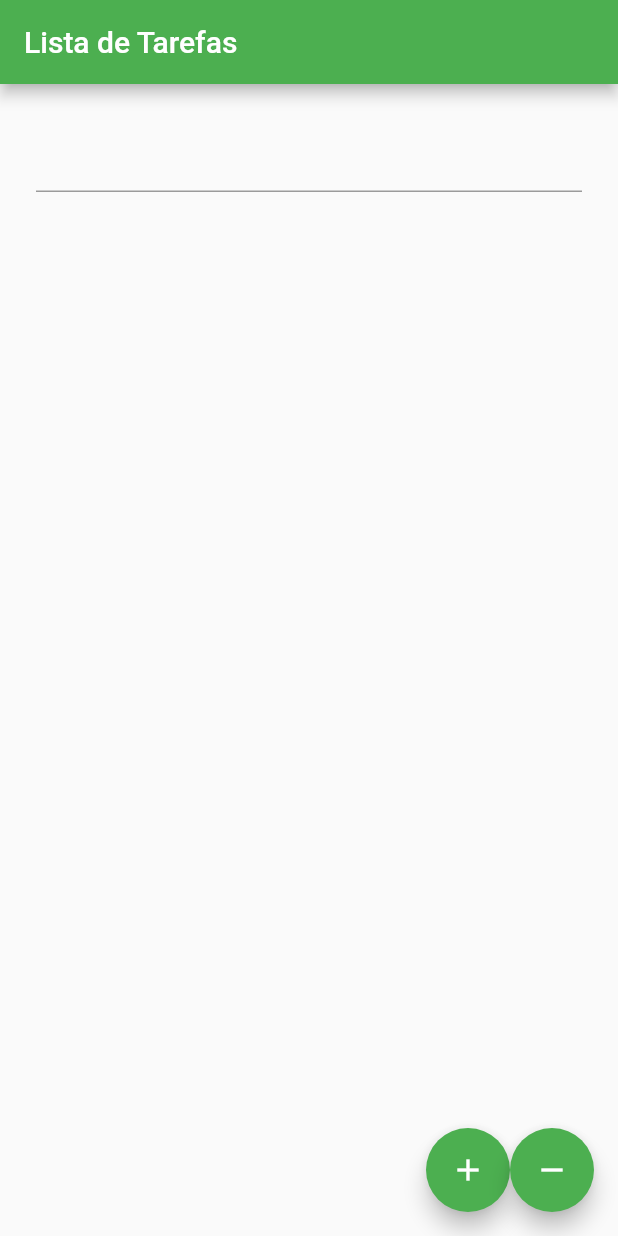
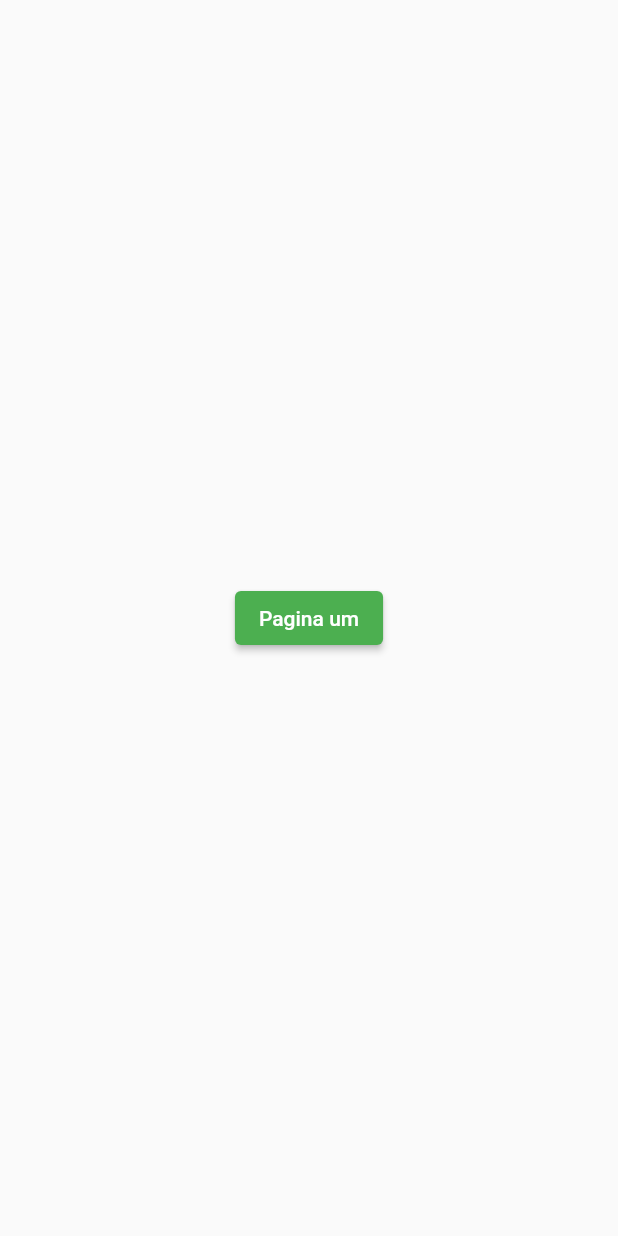
Before and after one commit to Matheus-Tankian/fluttlelvl1, a Flutter app: the screen it shows after launch, on a phone screen of 412 x 824 dp. Run offline on Flutter 3.47's test engine with Material 2 defaults, Android fonts, the phone set to English and light mode, and no system bars.

Commit message:
rotas e argumentos

```diff
--- a/lib/main.dart
+++ b/lib/main.dart
@@ -1,5 +1,7 @@
 import 'package:flutter/material.dart';
-import 'package:fluttlelvl1/todoList/home.dart';
+import 'package:fluttlelvl1/rotas/onePage.dart';
+import 'package:fluttlelvl1/rotas/towPage.dart';
+//import 'package:fluttlelvl1/todoList/home.dart';
 
 void main() {
   runApp(const MyApp());
@@ -17,7 +19,13 @@ class MyApp extends StatelessWidget {
       theme: ThemeData(
         primarySwatch: Colors.green,
       ),
-      home: const Home(),
+      // home: const Home(),
+      initialRoute: '/onePage',
+
+      routes: {
+        '/onePage': (_) => const OnePage(),
+        '/twoPage': (_) => const TwoPage(),
+      },
     );
   }
 }
--- /dev/null
+++ b/lib/rotas/onePage.dart
@@ -0,0 +1,33 @@
+import 'package:flutter/material.dart';
+
+class OnePage extends StatelessWidget {
+  const OnePage({Key? key}) : super(key: key);
+
+  @override
+  Widget build(BuildContext context) {
+    return Scaffold(
+      body: Row(
+        crossAxisAlignment: CrossAxisAlignment.center,
+        mainAxisAlignment: MainAxisAlignment.center,
+        children: [
+          Center(
+            child: ElevatedButton(
+                onPressed: () {
+                  Navigator.of(context)
+                      //.pushNamed('/twoPage', arguments: "teste")
+                      .pushReplacementNamed('/twoPage',
+                          arguments:
+                              "teste") //colocar por cima e remover a anterior
+                      .then(
+                        (value) => print(value),
+                      );
+                },
+                child: const Text(
+                  "Pagina um",
+                )),
+          ),
+        ],
+      ),
+    );
+  }
+}
```
Also changed, not shown: lib/rotas/towPage.dart (added, +29 -0 lines).
